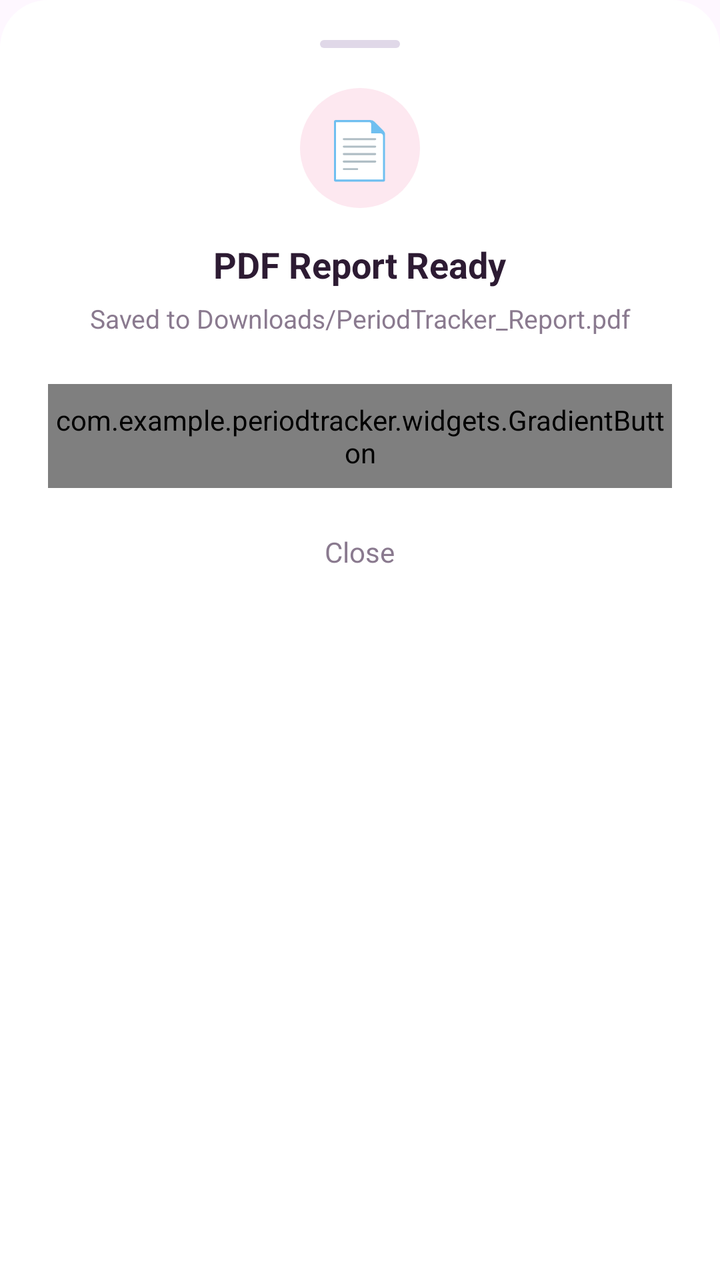
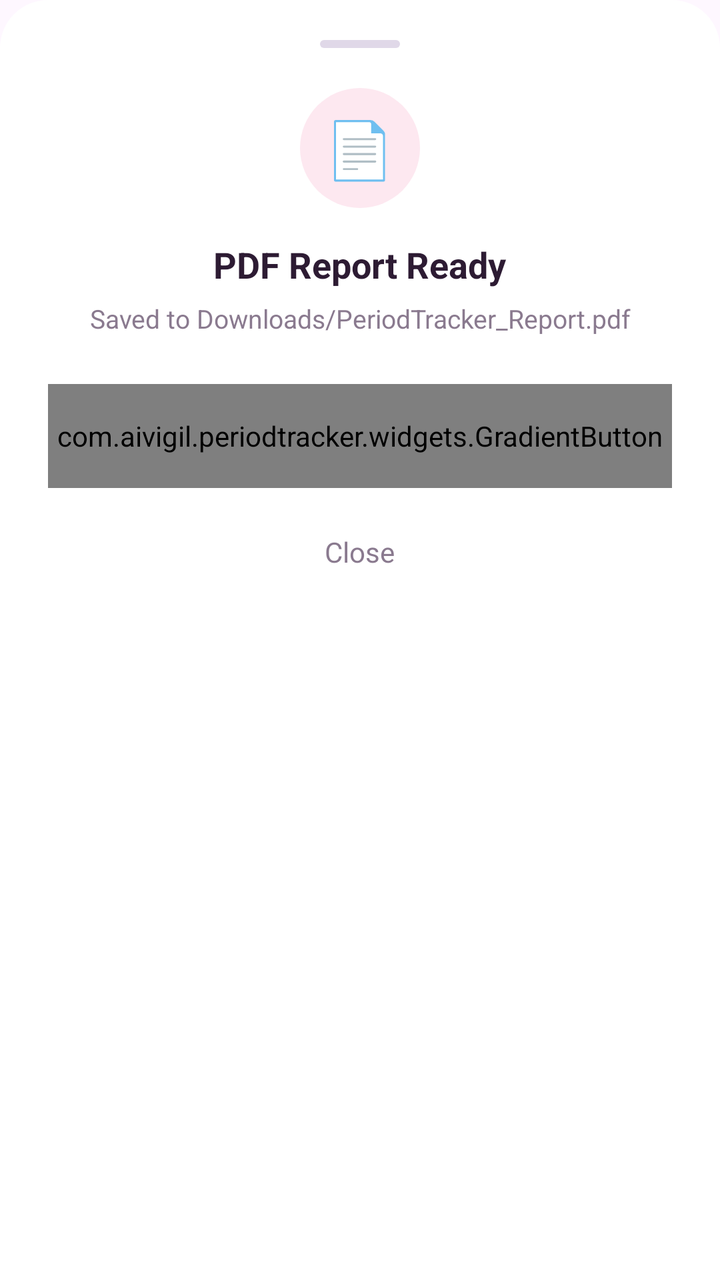

An Android layout rendered at two revisions. The XML below is the earlier revision; the diff shows what the commit changed to produce the second picture.
<!-- AndroidManifest.xml: application theme Theme.PeriodTracker -->
<!-- res/layout/bottom_sheet_pdf_ready.xml -->
<?xml version="1.0" encoding="utf-8"?>
<LinearLayout
    xmlns:android="http://schemas.android.com/apk/res/android"
    android:layout_width="match_parent"
    android:layout_height="wrap_content"
    android:orientation="vertical"
    android:gravity="center_horizontal"
    android:background="@drawable/bottom_sheet_bg"
    android:paddingHorizontal="24dp"
    android:paddingTop="12dp"
    android:paddingBottom="32dp">

    
    <View
        android:layout_width="40dp"
        android:layout_height="4dp"
        android:layout_gravity="center_horizontal"
        android:layout_marginTop="8dp"
        android:layout_marginBottom="20dp"
        android:background="@drawable/sheet_handle" />

    
    <FrameLayout
        android:layout_width="60dp"
        android:layout_height="60dp"
        android:layout_marginBottom="16dp"
        android:background="@drawable/bg_period_confirm_outer">

        <TextView
            android:layout_width="wrap_content"
            android:layout_height="wrap_content"
            android:layout_gravity="center"
            android:text="📄"
            android:textSize="28sp" />

    </FrameLayout>

    
    <TextView
        android:layout_width="wrap_content"
        android:layout_height="wrap_content"
        android:text="PDF Report Ready"
        android:textSize="18sp"
        android:textStyle="bold"
        android:textColor="#2D1B33"
        android:layout_marginBottom="6dp" />

    
    <TextView
        android:id="@+id/tvPdfPath"
        android:layout_width="wrap_content"
        android:layout_height="wrap_content"
        android:text="Saved to Downloads/PeriodTracker_Report.pdf"
        android:textSize="13sp"
        android:textColor="#8A7A8F"
        android:gravity="center"
        android:layout_marginBottom="24dp" />

    
    <com.example.periodtracker.widgets.GradientButton
        android:id="@+id/btnOpenPdf"
        android:layout_width="match_parent"
        android:layout_height="52dp"
        android:text="📄  Open PDF"
        android:layout_marginBottom="12dp" />

    
    <TextView
        android:id="@+id/btnClosePdf"
        android:layout_width="wrap_content"
        android:layout_height="40dp"
        android:gravity="center"
        android:text="Close"
        android:textSize="14sp"
        android:textColor="#8A7A8F" />

</LinearLayout>
<!-- resources referenced by this layout -->
<resources>
  <!-- drawable bg_period_confirm_outer (drawable) -->
  <?xml version="1.0" encoding="utf-8"?>
  <shape xmlns:android="http://schemas.android.com/apk/res/android"
      android:shape="oval">
      <solid android:color="#FDE8F0" />
  </shape>
  <!-- drawable bottom_sheet_bg (drawable) -->
  <?xml version="1.0" encoding="utf-8"?>
  <shape xmlns:android="http://schemas.android.com/apk/res/android"
      android:shape="rectangle">
      <solid android:color="#FFFFFF" />
      <corners
          android:topLeftRadius="24dp"
          android:topRightRadius="24dp" />
  </shape>
  <!-- drawable sheet_handle (drawable) -->
  <?xml version="1.0" encoding="utf-8"?>
  <shape xmlns:android="http://schemas.android.com/apk/res/android"
      android:shape="rectangle">
      <solid android:color="#E0D8E8" />
      <corners android:radius="4dp" />
  </shape>
  <style name="Theme.PeriodTracker" parent="Base.Theme.PeriodTracker" />
  <style name="Base.Theme.PeriodTracker" parent="Theme.Material3.DayNight.NoActionBar">
          
          <item name="android:windowTranslucentStatus">false</item>
          <item name="android:windowTranslucentNavigation">false</item>
      </style>
</resources>

<!-- the commit's change to res/layout/bottom_sheet_pdf_ready.xml (unified diff, before → after) -->
@@ -1,4 +1,4 @@
-<?xml version="1.0" encoding="utf-8"?>
+﻿<?xml version="1.0" encoding="utf-8"?>
 <LinearLayout
     xmlns:android="http://schemas.android.com/apk/res/android"
     android:layout_width="match_parent"
@@ -57,7 +57,7 @@
         android:layout_marginBottom="24dp" />
 
     
-    <com.example.periodtracker.widgets.GradientButton
+    <com.aivigil.periodtracker.widgets.GradientButton
         android:id="@+id/btnOpenPdf"
         android:layout_width="match_parent"
         android:layout_height="52dp"
